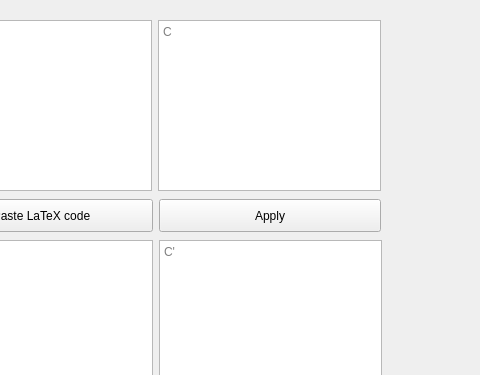
Qt form app/sym-gauss-window/symmetric_gauss.ui (listens-to-spotify/la-calc) before a commit; both pictures show x 160 to 640 and y 0 to 375 of the 640 by 480 pixel window.
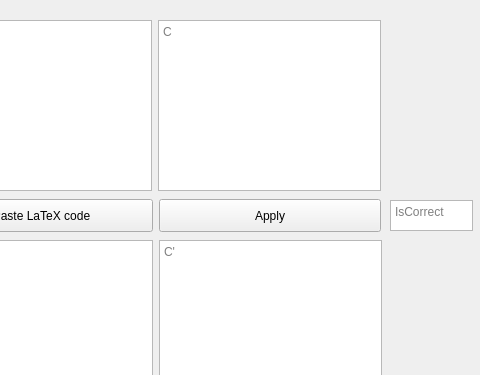
The same form after that commit.

Commit message: Fixed SymGauss, added result verification, fixed fromRationalToQStringTex, fixed infinite logs appending

The edit to the form file:
```diff
--- a/app/sym-gauss-window/symmetric_gauss.ui
+++ b/app/sym-gauss-window/symmetric_gauss.ui
@@ -184,6 +184,19 @@
     </item>
    </layout>
   </widget>
+  <widget class="QTextBrowser" name="textBrowser_is_correct">
+   <property name="geometry">
+    <rect>
+     <x>550</x>
+     <y>200</y>
+     <width>83</width>
+     <height>31</height>
+    </rect>
+   </property>
+   <property name="placeholderText">
+    <string>IsCorrect</string>
+   </property>
+  </widget>
  </widget>
  <resources/>
  <connections/>
```
The commit also changes 15 other files.
